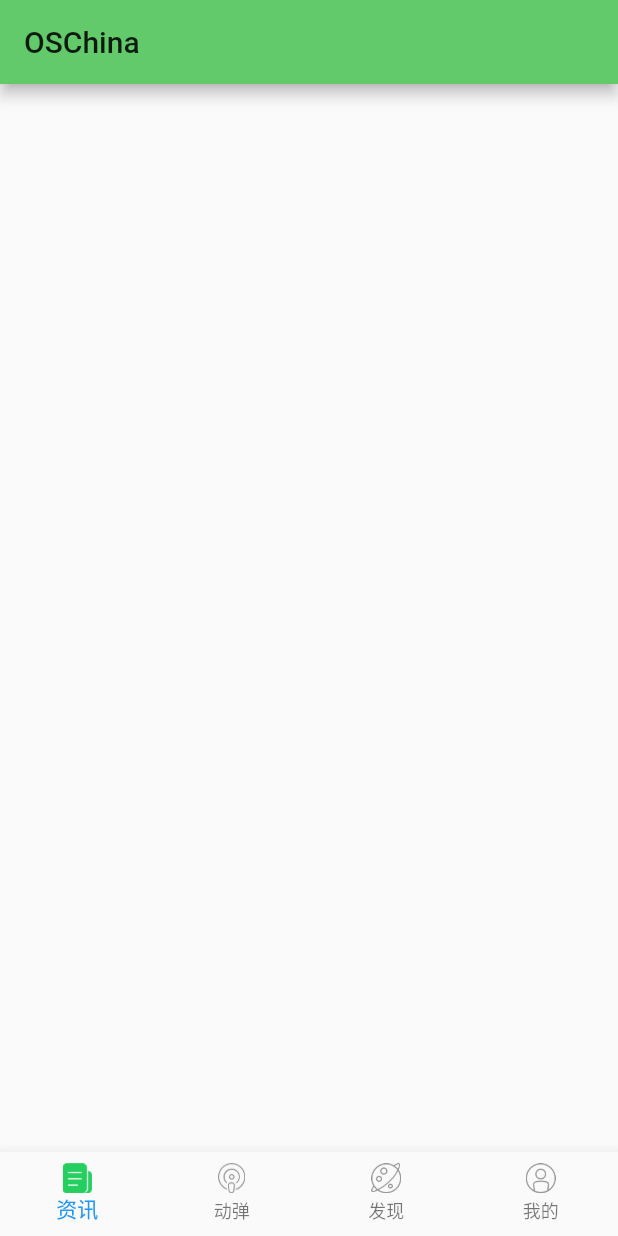
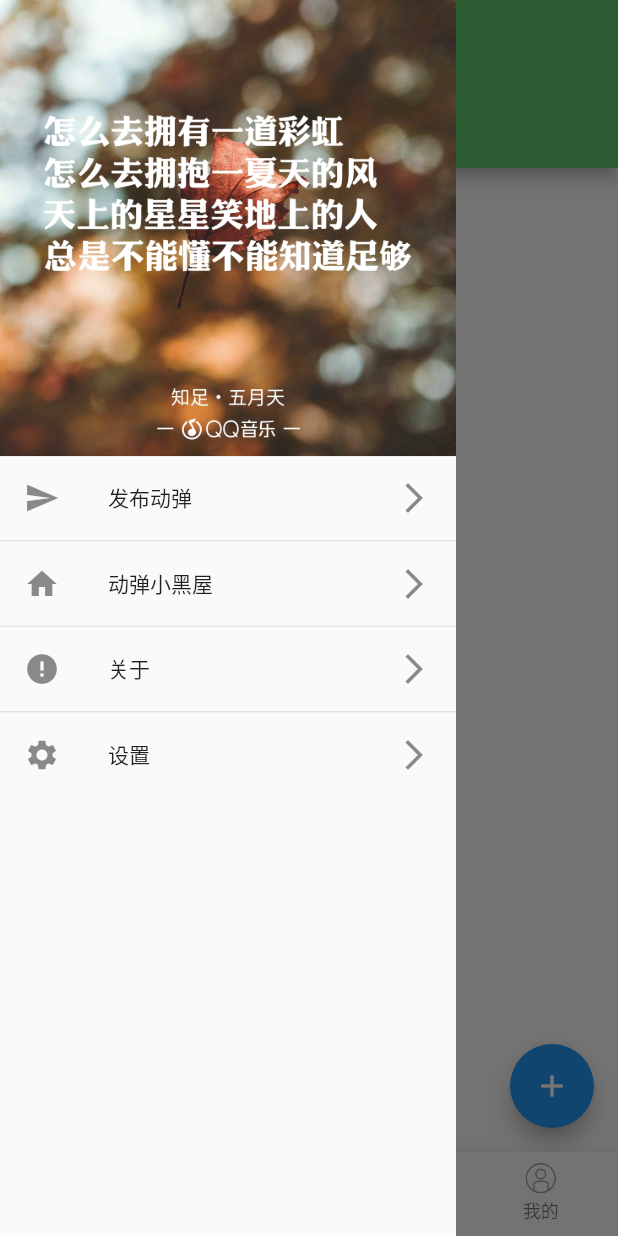
Before and after one commit to Leeeast/flutter_study, a Flutter app: the screen it shows after launch, with the side drawer open (before the commit the screen has no drawer), on a phone screen of 412 x 824 dp. Run offline on Flutter 3.47's test engine with Material 2 defaults, Android fonts, the phone set to English and light mode, and no system bars; our stand-ins replace image_picker.

Commit message:
OSC基础框架完成

```diff
--- a/lib/oschina/HomePage.dart
+++ b/lib/oschina/HomePage.dart
@@ -1,5 +1,11 @@
+import 'package:FlutterStudy/oschina/widgets/my_drawer.dart';
 import 'package:flutter/material.dart';
+import 'pages/discovery_page.dart';
+import 'pages/news_list_page.dart';
+import 'pages/profile_page.dart';
+import 'pages/tweet_page.dart';
 import 'widgets/navigation_icon_view.dart';
+import 'constants/constants.dart' show AppColors;
 
 class HomePage extends StatefulWidget {
   @override
@@ -9,6 +15,9 @@ class HomePage extends StatefulWidget {
 class _HomePageState extends State<HomePage> {
   final _appBarTitle = ['资讯', '动弹', '发现', '我的'];
   List<NavigationIconView> _navigationIconViews;
+  var _currentIndex = 0;
+  List<Widget> _pages;
+  PageController _pageController;
 
   @override
   void initState() {
@@ -31,18 +40,57 @@ class _HomePageState extends State<HomePage> {
           iconPath: 'assets/images/ic_nav_my_normal.png',
           activeIconPath: 'assets/images/ic_nav_news_actived.png'),
     ];
+    _pages = [
+      NewsListPage(),
+      TweetPage(),
+      DiscoveryPage(),
+      ProfilePage(),
+    ];
+    _pageController = PageController(initialPage: _currentIndex);
   }
 
   @override
   Widget build(BuildContext context) {
+    //SafeArea 可以适配刘海屏等异形屏
     return Scaffold(
       appBar: AppBar(
-        title: Text('OSChina'),
+        elevation: 0.0,
+        title: Text(
+          _appBarTitle[_currentIndex],
+          style: TextStyle(color: Color(AppColors.APPBAR)),
+        ),
+        iconTheme: IconThemeData(color: Color(AppColors.APPBAR)),
       ),
-      body: Container(),
+      body: PageView.builder(
+        //禁止滑动
+        physics: NeverScrollableScrollPhysics(),
+        itemBuilder: (BuildContext context, int index) {
+          return _pages[index];
+        },
+        controller: _pageController,
+        itemCount: _pages.length,
+        onPageChanged: (index) {
+          setState(() {
+            _currentIndex = index;
+          });
+        },
+      ),
       bottomNavigationBar: BottomNavigationBar(
+        currentIndex: _currentIndex,
         items: _navigationIconViews.map((view) => view.item).toList(),
         type: BottomNavigationBarType.fixed,
+        onTap: (index) {
+          setState(() {
+            _currentIndex = index;
+          });
+          _pageController.animateToPage(index,
+              duration: Duration(milliseconds: 1), curve: Curves.ease);
+        },
+      ),
+      drawer: MyDrawer(
+        headImgPath: 'assets/images/cover_img.jpg',
+        menuIcons: [Icons.send, Icons.home, Icons.error, Icons.settings],
+        menuTitles: ['发布动弹', '动弹小黑屋', '关于', '设置'],
       ),
     );
   }
--- /dev/null
+++ b/lib/oschina/pages/news_list_page.dart
@@ -0,0 +1,25 @@
+import 'package:FlutterStudy/oschina/pages/publish_tweet_page.dart';
+import 'package:flutter/material.dart';
+
+class NewsListPage extends StatefulWidget {
+  @override
+  _NewsListPageState createState() => _NewsListPageState();
+}
+
+class _NewsListPageState extends State<NewsListPage> {
+  @override
+  Widget build(BuildContext context) {
+    return Scaffold(
+      appBar: AppBar(
+        title: Text('资讯'),
+      ),
+      floatingActionButton: FloatingActionButton(
+        child: Icon(Icons.add),
+        onPressed: () {
+          Navigator.push(context,
+              MaterialPageRoute(builder: (context) => PublishTweetPage()));
+        },
+      ),
+    );
+  }
+}
--- /dev/null
+++ b/lib/oschina/widgets/my_drawer.dart
@@ -0,0 +1,77 @@
+import 'package:FlutterStudy/oschina/pages/about_page.dart';
+import 'package:FlutterStudy/oschina/pages/publish_tweet_page.dart';
+import 'package:FlutterStudy/oschina/pages/setting_page.dart';
+import 'package:FlutterStudy/oschina/pages/tweet_black_house.dart';
+import 'package:flutter/material.dart';
+
+class MyDrawer extends StatelessWidget {
+  final String headImgPath;
+  final List menuTitles;
+  final List menuIcons;
+
+  MyDrawer(
+      {Key key,
+      @required this.headImgPath,
+      @required this.menuTitles,
+      @required this.menuIcons})
+      : assert(headImgPath != null),
+        assert(menuIcons != null),
+        assert(menuTitles != null),
+        super(key: key);
+
+  @override
+  Widget build(BuildContext context) {
+    return Drawer(
+      elevation: 0.0,
+      child: ListView.separated(
+        padding: const EdgeInsets.all(0.0),
+        itemCount: menuTitles.length + 1,
+        itemBuilder: (context, index) {
+          if (index == 0) {
+            return Image.asset(
+              headImgPath,
+              fit: BoxFit.cover,
+            );
+          }
+          index -= 1;
+          return ListTile(
+            leading: Icon(menuIcons[index]),
+            title: Text(menuTitles[index]),
+            trailing: Icon(Icons.arrow_forward_ios),
+            onTap: () {
+              switch (index) {
+                case 0:
+                  _navPush(context, PublishTweetPage());
+                  break;
+                case 1:
+                  _navPush(context, TweetBlackHousePage());
+                  break;
+                case 2:
+                  _navPush(context, AboutPage());
+                  break;
+                case 3:
+                  _navPush(context, SettingPage());
+                  break;
+              }
+            },
+          );
+        },
+        separatorBuilder: (context, index) {
+          if (index == 0) {
+            return Divider(
+              height: 0.0,
+            );
+          } else {
+            return Divider(
+              height: 1.0,
+            );
+          }
+        },
+      ),
+    );
+  }
+
+  _navPush(BuildContext context, Widget page) {
+    Navigator.push(context, MaterialPageRoute(builder: (context) => page));
+  }
+}
```
Also changed, not shown: lib/oschina/pages/about_page.dart (added, +17 -0 lines), lib/oschina/pages/discovery_page.dart (added, +17 -0 lines), lib/oschina/pages/profile_page.dart (added, +17 -0 lines), lib/oschina/pages/publish_tweet_page.dart (added, +21 -0 lines), lib/oschina/pages/setting_page.dart (added, +17 -0 lines), lib/oschina/pages/tweet_black_house.dart (added, +17 -0 lines), lib/oschina/pages/tweet_page.dart (added, +17 -0 lines).
